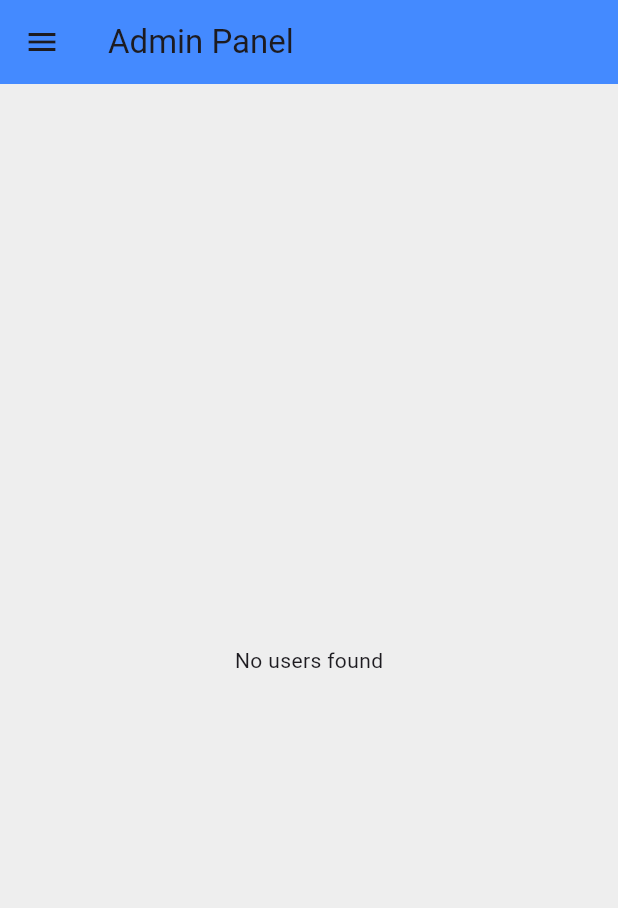
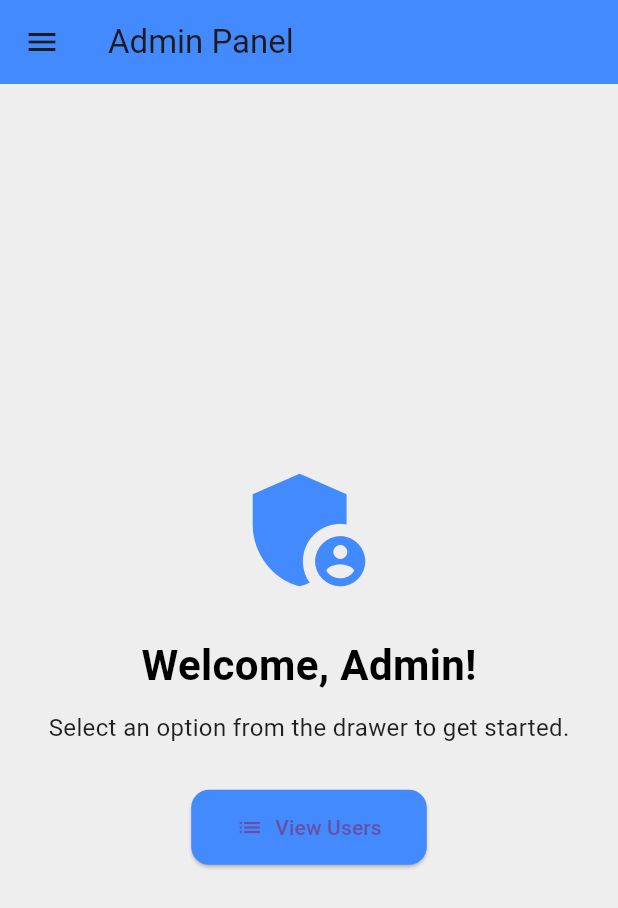
Before and after one commit to sirinegarrouri/pfeProject, a Flutter app: the AdminScreen screen opened by its route, on a phone screen of 412 x 824 dp. Shown: the top 908 px of the screen. Run offline on Flutter 3.47's test engine with Material 3 defaults, Android fonts, the phone set to English and light mode, and no system bars; our stand-ins replace cloud_firestore, firebase_auth, firebase_core, firebase_messaging; accounts and stored records are empty.

Commit message:
admin screen reporting section started

```diff
--- a/lib/AdminScreen.dart
+++ b/lib/AdminScreen.dart
@@ -1,7 +1,8 @@
 import 'package:cloud_firestore/cloud_firestore.dart';
+import 'package:firebase_auth/firebase_auth.dart';
 import 'package:flutter/material.dart';
-import 'package:firebase_auth/firebase_auth.dart'; // Import Firebase Auth
 import 'UserDetailsScreen.dart';
+import 'grades_reports_screen.dart'; // Import Grades Report Screen
 
 class AdminScreen extends StatefulWidget {
   @override
@@ -10,12 +11,165 @@ class AdminScreen extends StatefulWidget {
 
 class _AdminScreenState extends State<AdminScreen> {
   final FirebaseFirestore _firestore = FirebaseFirestore.instance;
+
   bool isDarkMode = false;
+  int _selectedPage = 0; // 0 = Blank Page, 1 = Users Page, 2 = Grades Page
 
+  @override
+  Widget build(BuildContext context) {
+    return Scaffold(
+      backgroundColor: isDarkMode ? Colors.black : Colors.grey[200],
+      appBar: AppBar(
+        title: const Text("Admin Panel"),
+        backgroundColor: Colors.blueAccent,
+      ),
+      drawer: _buildDrawer(),
+      body: Padding(
+        padding: const EdgeInsets.all(20.0),
+        child: _selectedPage == 0
+            ? _buildBlankPage() // Default page
+            : _selectedPage == 1
+            ? _buildUsersPage() // Users page
+            : _selectedPage == 2
+            ? GradesReportsScreen() // Corrected to call GradesReportsScreen
+            : Container(), // Placeholder for future pages
+      ),
+    );
+  }
+
+  // 🔵 Drawer
+  Widget _buildDrawer() {
+    return Drawer(
+      child: Container(
+        color: isDarkMode ? Colors.grey[900] : Colors.white,
+        child: Column(
+          children: [
+            DrawerHeader(
+              decoration: BoxDecoration(
+                gradient: LinearGradient(
+                  colors: [Colors.blueAccent, Colors.lightBlue],
+                ),
+              ),
+              child: Row(
+                children: [
+                  const Icon(Icons.admin_panel_settings, color: Colors.white, size: 50),
+                  const SizedBox(width: 10),
+                  const Text('Admin Panel', style: TextStyle(color: Colors.white, fontSize: 24)),
+                  const Spacer(),
+                  Switch(
+                    value: isDarkMode,
+                    onChanged: (value) {
+                      setState(() {
+                        isDarkMode = value;
+                      });
+                    },
+                  ),
+                ],
+              ),
+            ),
+            _buildDrawerItem(Icons.home, "Home", () {
+              setState(() {
+                _selectedPage = 0;
+              });
+              Navigator.pop(context);
+            }),
+            _buildDrawerItem(Icons.list, "Users List", () {
+              setState(() {
+                _selectedPage = 1;
+              });
+              Navigator.pop(context);
+            }),
+            _buildDrawerItem(Icons.grade, "Grades Report", () {
+              setState(() {
+                _selectedPage = 2;
+              });
+              Navigator.pop(context);
+            }),
+            _buildDrawerItem(Icons.logout, "Logout", () {
+              _logout();
+            }),
+          ],
+        ),
+      ),
+    );
+  }
+
+  Widget _buildDrawerItem(IconData icon, String title, VoidCallback onTap) {
+    return ListTile(
+      leading: Icon(icon, color: isDarkMode ? Colors.white70 : Colors.black),
+      title: Text(title, style: TextStyle(color: isDarkMode ? Colors.white : Colors.black)),
+      onTap: onTap,
+    );
+  }
+
+  // 🔵 Welcome Page
+  Widget _buildBlankPage() {
+    return Center(
+      child: Column(
+        mainAxisAlignment: MainAxisAlignment.center,
+        children: [
+          Icon(Icons.admin_panel_settings, size: 100, color: Colors.blueAccent),
+          const SizedBox(height: 20),
+          Text(
+            "Welcome, Admin!",
+            style: TextStyle(
+              fontSize: 28,
+              fontWeight: FontWeight.bold,
+              color: isDarkMode ? Colors.white : Colors.black,
+            ),
+          ),
+          const SizedBox(height: 10),
+          Text(
+            "Select an option from the drawer to get started.",
+            style: TextStyle(
+              fontSize: 16,
+              color: isDarkMode ? Colors.white70 : Colors.black87,
+            ),
+          ),
+          const SizedBox(height: 30),
+          ElevatedButton.icon(
+            style: ElevatedButton.styleFrom(
+              backgroundColor: Colors.blueAccent,
+              padding: const EdgeInsets.symmetric(horizontal: 30, vertical: 15),
+            ),
+            icon: const Icon(Icons.list),
+            label: const Text("View Users"),
+            onPressed: () {
+              setState(() {
+                _selectedPage = 1;
+              });
+            },
+          )
+        ],
+      ),
+    );
+  }
+
+  // 🔵 Users Page (User List)
+  Widget _buildUsersPage() {
+    return StreamBuilder<QuerySnapshot>(
+      stream: _getUsers(),
+      builder: (context, snapshot) {
+        if (snapshot.connectionState == ConnectionState.waiting) {
+          return const Center(child: CircularProgressIndicator());
+        }
+        if (snapshot.hasError) {
+          return const Center(child: Text("Error loading users"));
+        }
+        if (!snapshot.hasData || snapshot.data!.docs.isEmpty) {
+          return const Center(child: Text("No users found"));
+        }
+        return _buildUserList(context, snapshot.data!);
+      },
+    );
+  }
+
+  // 🔵 Firestore stream for users
   Stream<QuerySnapshot> _getUsers() {
     return _firestore.collection('users').snapshots();
   }
 
+  // 🔵 User list builder
   Widget _buildUserList(BuildContext context, QuerySnapshot snapshot) {
     return ListView.builder(
       itemCount: snapshot.docs.length,
@@ -112,8 +266,7 @@ class _AdminScreenState extends State<AdminScreen> {
   void _logout() async {
     try {
       await FirebaseAuth.instance.signOut();
-      // Navigate to Login Screen (replace this with your actual login screen)
-      Navigator.of(context).pushReplacementNamed('/login'); // Or use MaterialPageRoute
+      Navigator.of(context).pushReplacementNamed('/login');
     } catch (e) {
       print("Error logging out: $e");
       ScaffoldMessenger.of(context).showSnackBar(
@@ -121,82 +274,4 @@ class _AdminScreenState extends State<AdminScreen> {
       );
     }
   }
-
-  Widget _buildDrawer() {
-    return Drawer(
-      child: Container(
-        color: isDarkMode ? Colors.grey[900] : Colors.white,
-        child: Column(
-          children: [
-            DrawerHeader(
-              decoration: BoxDecoration(
-                gradient: LinearGradient(
-                  colors: [Colors.blueAccent, Colors.lightBlue],
-                ),
-              ),
-              child: Row(
-                children: [
-                  const Icon(Icons.admin_panel_settings, color: Colors.white, size: 50),
-                  const SizedBox(width: 10),
-                  const Text('Admin Panel', style: TextStyle(color: Colors.white, fontSize: 24)),
-                  const Spacer(),
-                  Switch(
-                    value: isDarkMode,
-                    onChanged: (value) {
-                      setState(() {
-                        isDarkMode = value;
-                      });
-                    },
-                  ),
-                ],
-              ),
-            ),
-            _buildDrawerItem(Icons.list, "Users List", () {}),
-            _buildDrawerItem(Icons.settings, "Settings", () {}),
-            _buildDrawerItem(Icons.logout, "Logout", () {
-              _logout(); // 👉 Calls logout function
-            }),
-          ],
-        ),
-      ),
-    );
-  }
-
-  Widget _buildDrawerItem(IconData icon, String title, VoidCallback onTap) {
-    return ListTile(
-      leading: Icon(icon, color: isDarkMode ? Colors.white70 : Colors.black),
-      title: Text(title, style: TextStyle(color: isDarkMode ? Colors.white : Colors.black)),
-      onTap: onTap,
-    );
-  }
-
-  @override
-  Widget build(BuildContext context) {
-    return Scaffold(
-      backgroundColor: isDarkMode ? Colors.black : Colors.grey[200],
-      appBar: AppBar(
-        title: const Text("Admin Panel"),
-        backgroundColor: Colors.blueAccent,
-      ),
-      drawer: _buildDrawer(),
-      body: Padding(
-        padding: const EdgeInsets.all(20.0),
-        child: StreamBuilder<QuerySnapshot>(
-          stream: _getUsers(),
-          builder: (context, snapshot) {
-            if (snapshot.connectionState == ConnectionState.waiting) {
-              return const Center(child: CircularProgressIndicator());
-            }
-            if (snapshot.hasError) {
-              return const Center(child: Text("Error loading users"));
-            }
-            if (!snapshot.hasData || snapshot.data!.docs.isEmpty) {
-              return const Center(child: Text("No users found"));
-            }
-            return _buildUserList(context, snapshot.data!);
-          },
-        ),
-      ),
-    );
-  }
 }
```
Also changed, not shown: lib/grades_reports_screen.dart (added, +279 -0 lines).
